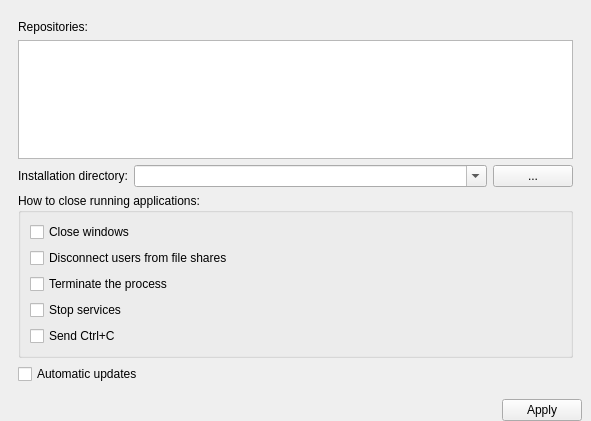
npackd/npackd-cpp, file npackdg/src/settingsframe.ui: the form before one commit.
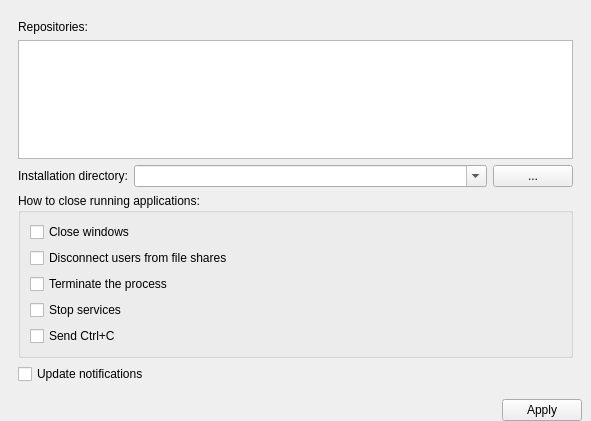
The form after the commit.

Diff of the .ui file:
```diff
--- a/npackdg/src/settingsframe.ui
+++ b/npackdg/src/settingsframe.ui
@@ -191,7 +191,7 @@
          <string>enables daily search and notification about existing updates. The time will be chosen at random.</string>
         </property>
         <property name="text">
-         <string>Automatic updates</string>
+         <string>Update notifications</string>
         </property>
        </widget>
       </item>
```
Left out of the diff: 4 changed lines with no effect on the pictures.
